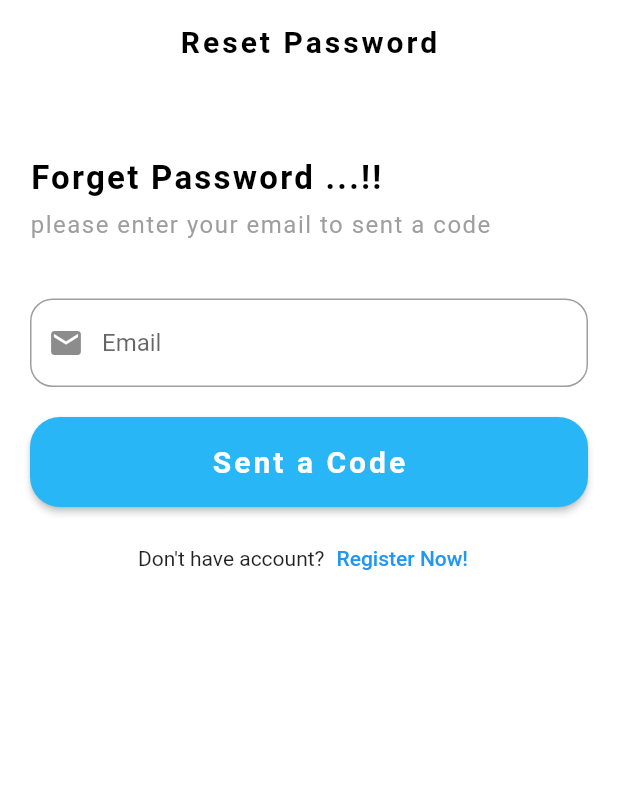
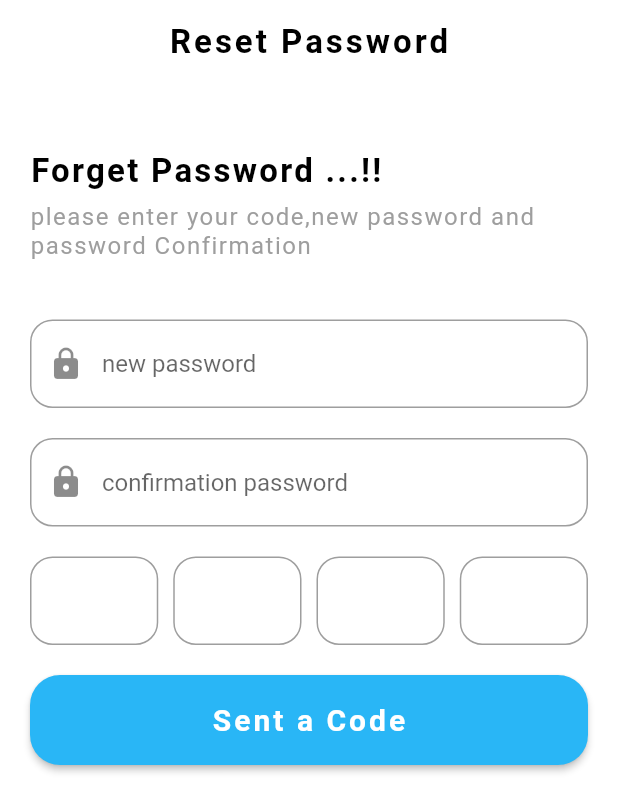
Before and after one commit to Nahed2000/api_with_ui, a Flutter app: the ResetPassword screen opened directly with empty values, on a phone screen of 412 x 824 dp. Shown: the top 812 px of the screen. Run offline on Flutter 3.47's test engine with Material 2 defaults, Android fonts, the phone set to English and light mode, and no system bars; our stand-ins replace get, shared_preferences; accounts and stored records are empty.

Commit message:
reset screen api & ui

```diff
--- a/lib/api/api_controller/auth_api_controller.dart
+++ b/lib/api/api_controller/auth_api_controller.dart
@@ -75,7 +75,7 @@ class AuthApiController with ApiHelper {
       "code": code,
       "email": email,
       "password": password,
-      "confirmation_password": password,
+      "password_confirmation": password,
     });
     if (response.statusCode == 200 || response.statusCode == 400) {
       var jsonResponse = jsonDecode(response.body);
--- a/lib/screen/auth/reset_password.dart
+++ b/lib/screen/auth/reset_password.dart
@@ -2,32 +2,66 @@ import 'package:api_review/api/api_controller/auth_api_controller.dart';
 import 'package:api_review/model/api_response.dart';
 import 'package:api_review/util/helper.dart';
 import 'package:api_review/widget/custom_button.dart';
+import 'package:api_review/widget/custom_text_code.dart';
 import 'package:flutter/cupertino.dart';
 import 'package:flutter/material.dart';
 
 import '../../widget/custom_text_field.dart';
 
 class ResetPassword extends StatefulWidget {
-  const ResetPassword({Key? key,required this.email}) : super(key: key);
- final String email ;
+  const ResetPassword({Key? key, required this.email}) : super(key: key);
+  final String email;
+
   @override
   State<ResetPassword> createState() => _ResetPasswordState();
 }
 
 class _ResetPasswordState extends State<ResetPassword> with Helper {
-  late TextEditingController _emailController;
+  late TextEditingController _password;
+  late TextEditingController _passwordConfirmation;
+  late TextEditingController firstController;
+  late TextEditingController secondController;
+  late TextEditingController thirdController;
+  late TextEditingController forthController;
+
+  late FocusNode firstNode;
+  late FocusNode secondNode;
+  late FocusNode thirdNode;
+  late FocusNode forthNode;
+
+  String code = '';
 
   @override
   void initState() {
     // TODO: implement initState
-    _emailController = TextEditingController();
+    _password = TextEditingController();
+    _passwordConfirmation = TextEditingController();
+    firstController = TextEditingController();
+    secondController = TextEditingController();
+    thirdController = TextEditingController();
+    forthController = TextEditingController();
+
+    firstNode = FocusNode();
+    secondNode = FocusNode();
+    thirdNode = FocusNode();
+    forthNode = FocusNode();
+
     super.initState();
   }
 
   @override
   void dispose() {
     // TODO: implement dispose
-    _emailController.dispose();
+    _password.dispose();
+    _passwordConfirmation.dispose();
+    firstController.dispose();
+    secondController.dispose();
+    thirdController.dispose();
+    forthController.dispose();
+    firstNode.dispose();
+    secondNode.dispose();
+    thirdNode.dispose();
+    forthNode.dispose();
     super.dispose();
   }
 
@@ -43,13 +77,14 @@ class _ResetPasswordState extends State<ResetPassword> with Helper {
           'Reset Password',
           style: TextStyle(
               color: Colors.black,
-              fontSize: 20,
+              fontSize: 22,
               letterSpacing: 2,
               fontWeight: FontWeight.bold),
         ),
       ),
       body: Padding(
-        padding: const EdgeInsets.symmetric (horizontal: 20,vertical: 50),
+        padding: const EdgeInsets.symmetric(horizontal: 20, vertical: 45),
+        child: SingleChildScrollView(
           child: Column(
             crossAxisAlignment: CrossAxisAlignment.start,
             children: [
@@ -64,7 +99,7 @@ class _ResetPasswordState extends State<ResetPassword> with Helper {
               ),
               const SizedBox(height: 8),
               const Text(
-              'please enter your email to sent a code  ',
+                'please enter your code,new password and  password Confirmation ',
                 style: TextStyle(
                   color: Colors.grey,
                   fontSize: 16,
@@ -74,55 +109,127 @@ class _ResetPasswordState extends State<ResetPassword> with Helper {
               ),
               const SizedBox(height: 40),
               CustomTextField(
-              controller: _emailController,
-              hintText: 'Email',
-              prefixIcon: Icons.email,
+                controller: _password,
+                hintText: 'new password',
+                prefixIcon: Icons.lock,
+              ),
+              const SizedBox(height: 20),
+              CustomTextField(
+                controller: _passwordConfirmation,
+                hintText: 'confirmation password',
+                prefixIcon: Icons.lock,
+              ),
+              const SizedBox(height: 20),
+              Row(
+                mainAxisAlignment: MainAxisAlignment.spaceAround,
+                children: [
+                  CustomTextCode(
+                      controller: firstController,
+                      node: firstNode,
+                      onChanged: (value) {
+                        if (value.isNotEmpty) {
+                          secondNode.requestFocus();
+                        }
+                      }),
+                  const SizedBox(width: 10),
+                  CustomTextCode(
+                      controller: secondController,
+                      node: secondNode,
+                      onChanged: (value) {
+                        if (value.isNotEmpty) {
+                          thirdNode.requestFocus();
+                        } else {
+                          firstNode.requestFocus();
+                        }
+                      }),
+                  const SizedBox(width: 10),
+                  CustomTextCode(
+                      controller: thirdController,
+                      node: thirdNode,
+                      onChanged: (value) {
+                        if (value.isNotEmpty) {
+                          forthNode.requestFocus();
+                        } else {
+                          secondNode.requestFocus();
+                        }
+                      }),
+                  const SizedBox(width: 10),
+                  CustomTextCode(
+                      controller: forthController,
+                      node: forthNode,
+                      onChanged: (value) {
+                        if (value.isEmpty) {
+                          thirdNode.requestFocus();
+                        }
+                      }),
+                ],
               ),
               const SizedBox(height: 20),
               CustomButton(
-                onPress: () async => await _performForget(), title: 'Sent a Code'),
+                  onPress: () async => await _performReset(),
+                  title: 'Sent a Code'),
               const SizedBox(height: 10),
-            Row(
-              mainAxisAlignment: MainAxisAlignment.center,
-              children: [
-                const Text("Don't have account?"),
-                TextButton(
-                  onPressed: () {},
-                  child: const Text('Register Now!'),
-                ),
             ],
           ),
-          ],
         ),
       ),
     );
   }
 
-  Future<void> _performForget() async {
+  Future<void> _performReset() async {
     if (checkData()) {
-      await login();
+      await resetPassword();
     }
   }
 
   bool checkData() {
-    if (_emailController.text.isNotEmpty) {
+    if (getPassword() && getCode()) {
+      return true;
+    }
+    return false;
+  }
+
+  Future<void> resetPassword() async {
+    ApiResponse apiResponse = await AuthApiController()
+        .reset(password: _password.text, code: code, email: widget.email);
+    showSnackBar(context,
+        message: apiResponse.message, error: !apiResponse.status);
+    if (apiResponse.status) {
+      Navigator.pushReplacementNamed(context, '/login_screen');
+    }
+  }
+
+  bool getPassword() {
+    if (_password.text.isNotEmpty && _passwordConfirmation.text.isNotEmpty) {
+      if (_password.text == _passwordConfirmation.text) {
         return true;
       }
       showSnackBar(context,
+          message: ',Password and Confirmation Password dose not match',
+          error: true);
+      return false;
+    }
+    showSnackBar(context,
         message:
-            'Required Data, Please Enter your Email ',
+            'Required Data , Please Enter password and confirmation password',
         error: true);
     return false;
   }
 
-  Future<void> login() async {
-    ApiResponse apiResponse = await AuthApiController().forget(
-        email: _emailController.text);
-
-    showSnackBar(context,
-        message: apiResponse.message, error: !apiResponse.status);
-     if (apiResponse.status) {
-      Navigator.pushReplacementNamed(context, '/home_screen');
+  bool getCode() {
+    if (firstController.text.isNotEmpty &&
+        secondController.text.isNotEmpty &&
+        thirdController.text.isNotEmpty &&
+        forthController.text.isNotEmpty) {
+      setState(() {
+        code = firstController.text +
+            secondController.text +
+            thirdController.text +
+            forthController.text;
+      });
+      return true;
+    }
+    showSnackBar(context, message: 'Please Enter Your Code', error: true);
+    return false;
   }
 }
-}
--- /dev/null
+++ b/lib/widget/custom_text_code.dart
@@ -0,0 +1,43 @@
+
+import 'package:flutter/material.dart';
+
+class CustomTextCode extends StatelessWidget {
+  const CustomTextCode({
+    Key? key,
+    required this.controller,
+    required this.node,
+    required this.onChanged,
+  }) : super(key: key);
+
+  final TextEditingController controller;
+  final FocusNode node;
+  final void Function(String value)onChanged;
+  @override
+  Widget build(BuildContext context) {
+    return Expanded(
+      child: TextField(
+        onChanged: onChanged,
+        controller: controller,
+        focusNode: node,
+        keyboardType: const TextInputType.numberWithOptions(
+          signed: false,
+          decimal: false,
+        ),
+        maxLength: 1,
+        textAlign: TextAlign.center,
+        decoration: InputDecoration(
+          border: OutlineInputBorder(
+            borderRadius: BorderRadius.circular(15),
+            borderSide: BorderSide(color: Colors.grey),
+          ),
+          focusedBorder: OutlineInputBorder(
+            borderRadius: BorderRadius.circular(15),
+            borderSide: BorderSide(color: Colors.grey),
+          ),
+          counterText: '',
+        ),
+        cursorColor: Colors.grey,
+      ),
+    );
+  }
+}
```
Lines whose indentation alone changed are shown as unchanged.
